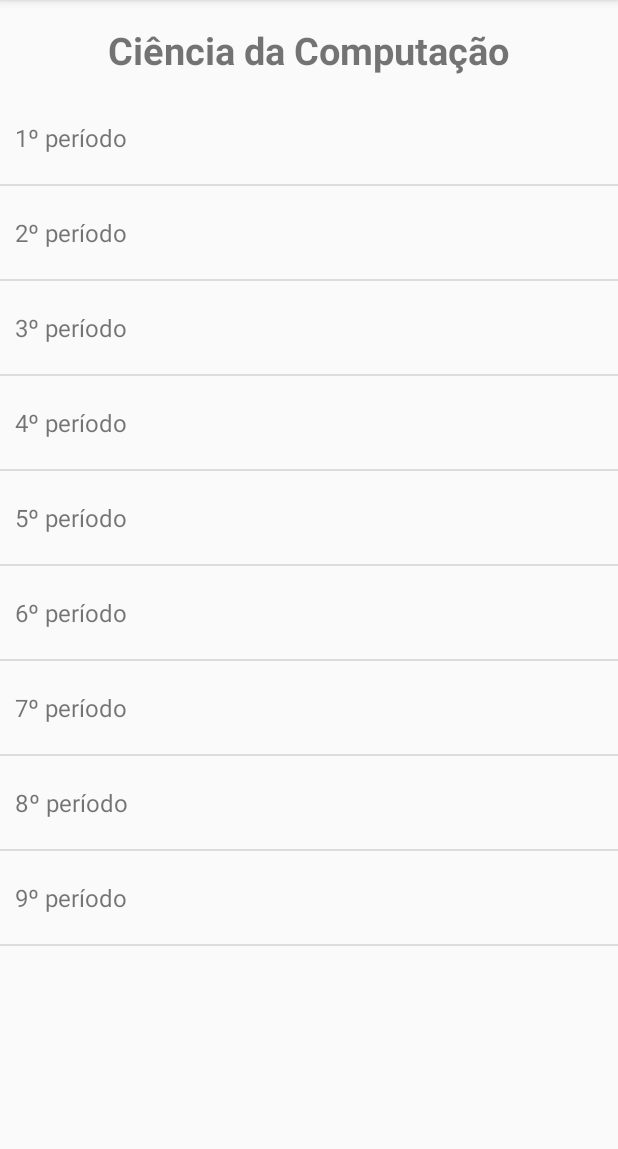
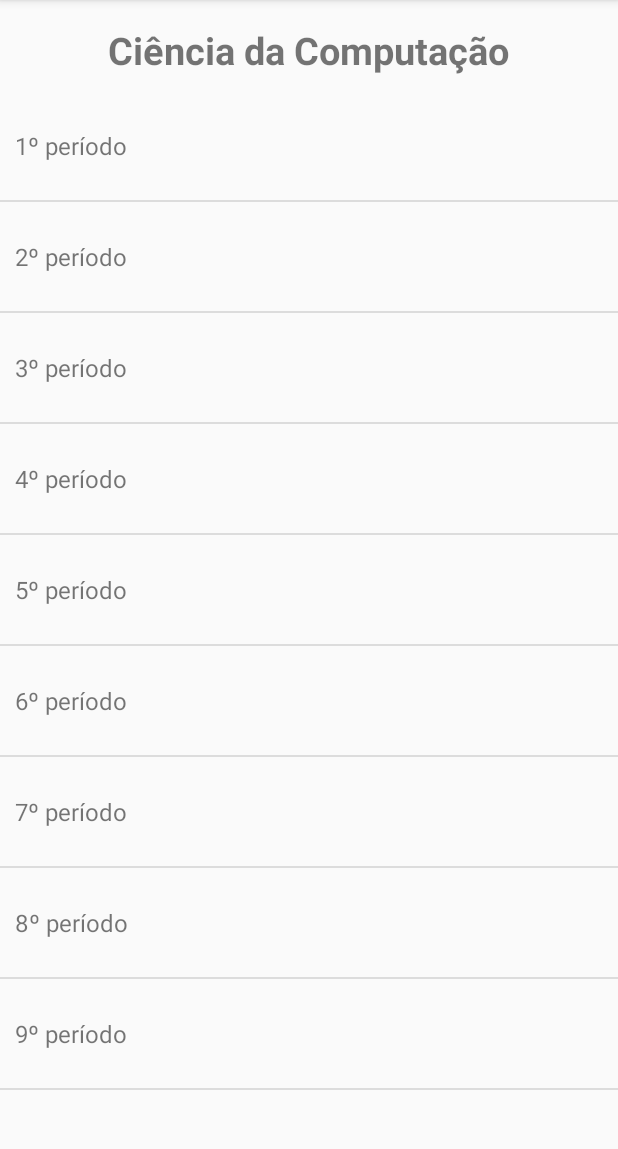
Before and after one commit to murilomrl/minhagrade, an Android app: the TodosOsPeriodosActivity screen opened directly, with no data from a screen before it, on a phone screen of 412 x 824 dp, the part 84-1233 px from its top. Run offline under Robolectric (Android 15) with nearby library versions, the phone set to English and light mode, and no system bars.

Commit message:
todos os periodos sendo exibidos

```diff
--- a/app/src/main/java/com/devmob/minhagrade/Adapter/PeriodoAdapter.java
+++ b/app/src/main/java/com/devmob/minhagrade/Adapter/PeriodoAdapter.java
@@ -27,7 +27,7 @@ public class PeriodoAdapter extends BaseAdapter {
     public PeriodoAdapter(Context context, List<Periodo> periodoList) {
         this.context = context;
         this.periodoList = periodoList;
-        //Log.d("list", periodoList.toString());
+        Log.d("list", periodoList.toString());
     }
 
     @Override
--- a/app/src/main/java/com/devmob/minhagrade/DB/DBHelper.java
+++ b/app/src/main/java/com/devmob/minhagrade/DB/DBHelper.java
@@ -25,8 +25,8 @@ public class DBHelper extends SQLiteOpenHelper {
     public static final String KEY_ID = "id";
 
 //    Cria tabelas
-    private static final String CREATE_PERIODO = "CREATE TABLE IF NOT EXISTS "+TABLE_PERIODO+"("+KEY_ID+" INTEGER PRIMARY KEY AUTOINCREMENT, nome TEXT NOT NULL, curso TEXT NOT NULL)";
-    private static final String CREATE_DISCIPLINA = "CREATE TABLE IF NOT EXISTS "+TABLE_DISCIPLINA+"("+KEY_ID+" INTEGER PRIMARY KEY AUTOINCREMENT, nome TEXT NOT NULL, status INTEGER NOT NULL, periodo INTEGER NOT NULL, FOREIGN KEY(periodo) REFERENCES "+TABLE_PERIODO+"(id))";
+    private static final String CREATE_PERIODO = "CREATE TABLE IF NOT EXISTS "+TABLE_PERIODO+"(nome TEXT NOT NULL PRIMARY KEY, curso TEXT NOT NULL)";
+    private static final String CREATE_DISCIPLINA = "CREATE TABLE IF NOT EXISTS "+TABLE_DISCIPLINA+"("+KEY_ID+" INTEGER PRIMARY KEY AUTOINCREMENT, nome TEXT NOT NULL, status INTEGER NOT NULL, periodo TEXT NOT NULL, FOREIGN KEY(periodo) REFERENCES "+TABLE_PERIODO+"(nome))";
 
 
     public DBHelper(Context context) {
--- a/app/src/main/java/com/devmob/minhagrade/DB/DisciplinaDAO.java
+++ b/app/src/main/java/com/devmob/minhagrade/DB/DisciplinaDAO.java
@@ -40,7 +40,7 @@ public class DisciplinaDAO extends DBHelper{
             disciplina = new Disciplina(
                     cursor.getString(cursor.getColumnIndex("nome")),
                     cursor.getInt(cursor.getColumnIndex("status")),
-                    cursor.getInt(cursor.getColumnIndex("periodo")));
+                    cursor.getString(cursor.getColumnIndex("periodo")));
         }
         onClose();
         return disciplina;
@@ -54,7 +54,7 @@ public class DisciplinaDAO extends DBHelper{
             Disciplina disciplina = new Disciplina(
                     cursor.getString(cursor.getColumnIndex("nome")),
                     cursor.getInt(cursor.getColumnIndex("status")),
-                    cursor.getInt(cursor.getColumnIndex("periodo")));
+                    cursor.getString(cursor.getColumnIndex("periodo")));
             disciplinas.add(disciplina);
         }
         onClose();
@@ -69,7 +69,7 @@ public class DisciplinaDAO extends DBHelper{
             Disciplina disciplina = new Disciplina(
                     cursor.getString(cursor.getColumnIndex("nome")),
                     cursor.getInt(cursor.getColumnIndex("status")),
-                    cursor.getInt(cursor.getColumnIndex("periodo")));
+                    cursor.getString(cursor.getColumnIndex("periodo")));
             disciplinas.add(disciplina);
         }
         onClose();
--- a/app/src/main/java/com/devmob/minhagrade/TodosOsPeriodosActivity.java
+++ b/app/src/main/java/com/devmob/minhagrade/TodosOsPeriodosActivity.java
@@ -4,9 +4,12 @@ import android.content.Intent;
 import android.support.v7.app.AppCompatActivity;
 import android.os.Bundle;
 import android.util.Log;
+import android.view.View;
+import android.widget.AdapterView;
 import android.widget.ArrayAdapter;
 import android.widget.ListView;
 import android.widget.TextView;
+import android.widget.AdapterView.OnItemClickListener;
 import android.widget.Toast;
 
 import com.devmob.minhagrade.Adapter.PeriodoAdapter;
@@ -16,7 +19,7 @@ import com.devmob.minhagrade.Model.Periodo;
 import java.util.ArrayList;
 import java.util.List;
 
-public class TodosOsPeriodosActivity extends AppCompatActivity {
+public class TodosOsPeriodosActivity extends AppCompatActivity implements OnItemClickListener {
 
     private String curso;
     private PeriodoAdapter periodoArrayAdapter;
@@ -36,6 +39,12 @@ public class TodosOsPeriodosActivity extends AppCompatActivity {
 
         periodoList = periodoDAO.getPeriodos();
         listView.setAdapter(new PeriodoAdapter(this,periodoList));
+        listView.setOnItemClickListener(this);
+    }
 
+    @Override
+    public void onItemClick(AdapterView<?> parent, View view, int position, long id) {
+        Periodo periodo = this.periodoList.get(position);
+        Log.d("Clickado",periodo.getNome());
     }
 }
--- a/app/src/main/res/layout/adapter_periodo.xml
+++ b/app/src/main/res/layout/adapter_periodo.xml
@@ -6,11 +6,15 @@
     android:orientation="horizontal">
     <TextView
         android:id="@+id/textViewPeriodo"
-        android:paddingTop="20dp"
-        android:paddingBottom="20dp"
+        android:paddingTop="25dp"
+        android:paddingBottom="25dp"
         android:layout_width="match_parent"
         android:layout_height="match_parent"
         android:textSize="16sp"
-        android:paddingLeft="10dp"/>
+        android:paddingLeft="10dp"
+        android:text="Período"
+        android:focusableInTouchMode="false"
+        android:clickable="false"
+        android:focusable="false"/>
 
 </LinearLayout>
```
Also changed, not shown: app/src/main/java/com/devmob/minhagrade/DB/CienciaDaComputação.java (+47 -47 lines), app/src/main/java/com/devmob/minhagrade/Model/Disciplina.java (+13 -10 lines).
